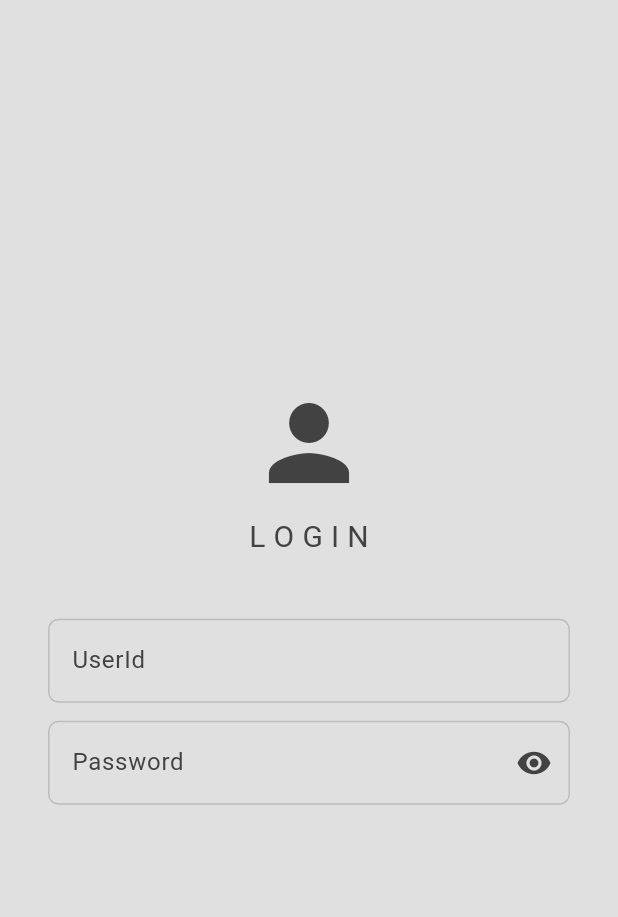
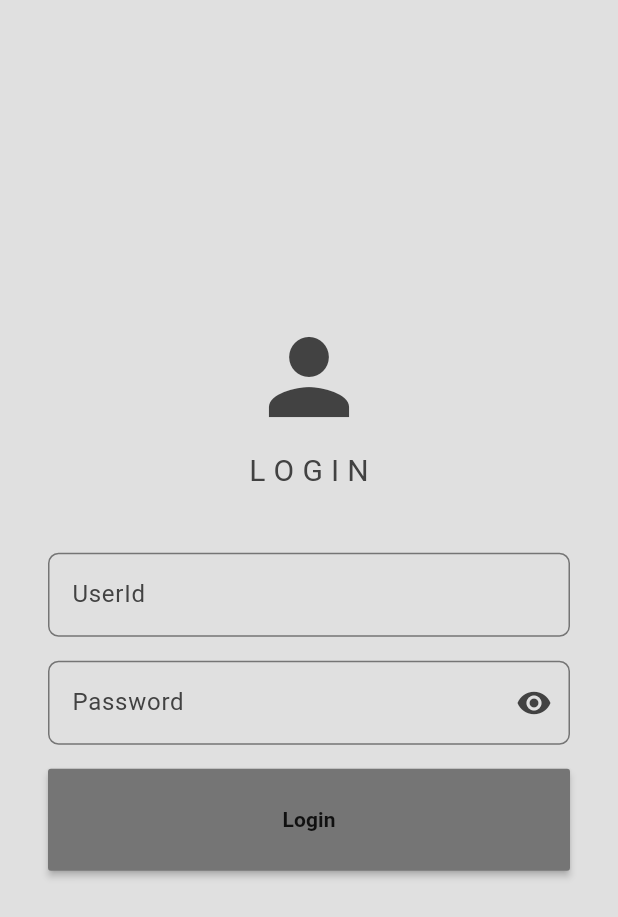
Before and after one commit to Kyusans/flutter-csdl-admin, a Flutter app: the screen it shows after launch, on a phone screen of 412 x 824 dp. Shown: the top 917 px of the screen. Run offline on Flutter 3.47's test engine with Material 3 defaults, Android fonts, the phone set to English and light mode, and no system bars.

Commit message:
added myButton component

```diff
--- /dev/null
+++ b/lib/components/myButton.dart
@@ -0,0 +1,41 @@
+import 'package:flutter/material.dart';
+
+class MyButton extends StatefulWidget {
+  final String buttonText;
+  final double buttonSize;
+  final void Function()? onPressed;
+
+  const MyButton({
+    Key? key,
+    required this.buttonText,
+    required this.buttonSize,
+    required this.onPressed,
+  }) : super(key: key);
+
+  @override
+  _MyButtonState createState() => _MyButtonState();
+}
+
+class _MyButtonState extends State<MyButton> {
+  @override
+  Widget build(BuildContext context) {
+    return MaterialButton(
+      color: Theme.of(context).colorScheme.secondary,
+      onPressed: widget.onPressed,
+      child: Container(
+        padding: EdgeInsets.all(widget.buttonSize),
+        decoration: BoxDecoration(
+          borderRadius: BorderRadius.circular(12),
+        ),
+        child: Center(
+          child: Text(
+            widget.buttonText,
+            style: const TextStyle(
+              fontWeight: FontWeight.bold,
+            ),
+          ),
+        ),
+      ),
+    );
+  }
+}
--- a/lib/pages/login_page.dart
+++ b/lib/pages/login_page.dart
@@ -1,9 +1,11 @@
 import 'package:flutter/material.dart';
+import 'package:flutter_csdl_admin/components/myButton.dart';
 import 'package:flutter_csdl_admin/components/my_textfield.dart';
 
 class LoginPage extends StatelessWidget {
   LoginPage({Key? key}) : super(key: key);
   final TextEditingController userIdController = TextEditingController();
+  final TextEditingController passwordController = TextEditingController();
 
   @override
   Widget build(BuildContext context) {
@@ -18,14 +20,14 @@ class LoginPage extends StatelessWidget {
               size: 80,
               color: Theme.of(context).colorScheme.inversePrimary,
             ),
-            SizedBox(
+            const SizedBox(
               height: 8,
             ),
-            Text(
+            const Text(
               "L O G I N",
               style: TextStyle(fontSize: 20),
             ),
-            SizedBox(
+            const SizedBox(
               height: 8,
             ),
 
@@ -41,15 +43,24 @@ class LoginPage extends StatelessWidget {
                     controller: userIdController,
                     icon: null,
                   ),
-                  SizedBox(
-                    height: 12,
+                  const SizedBox(
+                    height: 16,
                   ),
                   MyTextField(
                     labelText: "Password",
                     obscureText: true,
-                    controller: userIdController,
+                    controller: passwordController,
                     icon: null,
                   ),
+                  const SizedBox(
+                    height: 16,
+                  ),
+                  MyButton(
+                      buttonText: "Login",
+                      buttonSize: 24,
+                      onPressed: () {
+                        print("print mo to");
+                      })
                 ],
               ),
             ),
--- a/lib/theme/dark_mode.dart
+++ b/lib/theme/dark_mode.dart
@@ -4,7 +4,7 @@ ThemeData darkMode = ThemeData(
   brightness: Brightness.light,
   colorScheme: ColorScheme.light(
     background: Colors.grey.shade900,
-    primary: Colors.grey.shade800,
+    primary: Colors.grey.shade700,
     secondary: Colors.grey.shade500,
     inversePrimary: Colors.grey.shade300,
   ),
--- a/lib/theme/light_mode.dart
+++ b/lib/theme/light_mode.dart
@@ -4,8 +4,8 @@ ThemeData lightMode = ThemeData(
   brightness: Brightness.light,
   colorScheme: ColorScheme.light(
     background: Colors.grey.shade300,
-    primary: Colors.grey.shade200,
-    secondary: Colors.grey.shade400,
+    primary: Colors.grey.shade400,
+    secondary: Colors.grey.shade600,
     inversePrimary: Colors.grey.shade800,
   ),
   textTheme: ThemeData.light().textTheme.apply(
```
